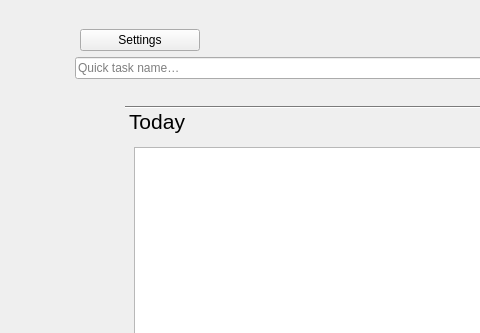
Before: the Qt Designer form mainWindow/mainwindow.ui in denysfreiuk/ToDoManager-Cpp, drawn with Qt 5; both pictures show x 0 to 480 and y 0 to 333 of the 1109 by 760 pixel window.
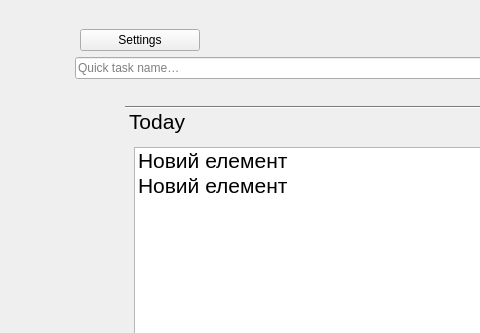
After: the same form once the commit is applied.

```diff
--- a/mainWindow/mainwindow.ui
+++ b/mainWindow/mainwindow.ui
@@ -204,9 +204,25 @@
            <layout class="QVBoxLayout" name="verticalLayout">
             <item>
              <widget class="QListWidget" name="todayList">
+              <property name="updateThreshold">
+               <number>200</number>
+              </property>
+              <property name="spacing">
+               <number>0</number>
+              </property>
               <property name="itemAlignment">
                <set>Qt::AlignmentFlag::AlignVCenter</set>
               </property>
+              <item>
+               <property name="text">
+                <string>Новий елемент</string>
+               </property>
+              </item>
+              <item>
+               <property name="text">
+                <string>Новий елемент</string>
+               </property>
+              </item>
              </widget>
             </item>
            </layout>
```
Left out of the diff: 10 changed lines with no effect on the pictures.
